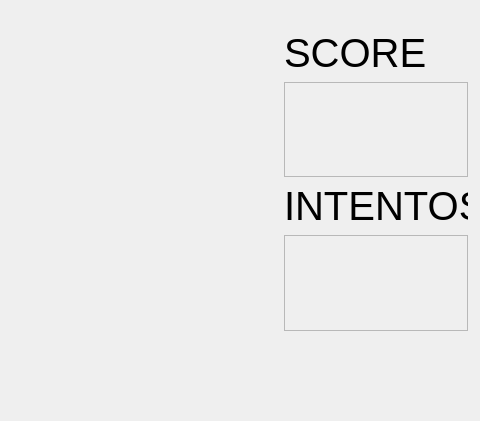
limpker10/ProyectoFinalTO, file game1.ui: the form before one commit; both pictures show x 656 to 1136 and y 0 to 421 of the 1136 by 677 pixel window.
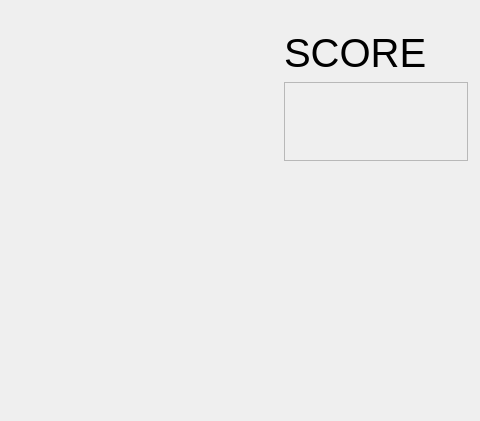
The form after the commit. Icons and pictures are not drawn.

Diff of the .ui file:
```diff
--- a/game1.ui
+++ b/game1.ui
@@ -65,7 +65,7 @@
      <x>940</x>
      <y>30</y>
      <width>184</width>
-     <height>301</height>
+     <height>131</height>
     </rect>
    </property>
    <layout class="QVBoxLayout" name="verticalLayout">
@@ -93,30 +93,6 @@
       </property>
      </widget>
     </item>
-    <item>
-     <widget class="QLabel" name="label_2">
-      <property name="font">
-       <font>
-        <pointsize>30</pointsize>
-       </font>
-      </property>
-      <property name="text">
-       <string>INTENTOS</string>
-      </property>
-     </widget>
-    </item>
-    <item>
-     <widget class="QPlainTextEdit" name="intentosText">
-      <property name="enabled">
-       <bool>false</bool>
-      </property>
-      <property name="font">
-       <font>
-        <pointsize>25</pointsize>
-       </font>
-      </property>
-     </widget>
-    </item>
    </layout>
   </widget>
   <widget class="QWidget" name="horizontalLayoutWidget">
```
